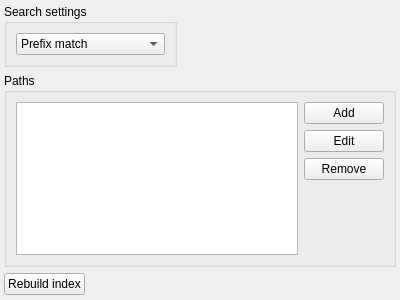
Above: src/services/appindex/appindexwidget.ui from albertlauncher/albert before the change. Below: the same form after it.
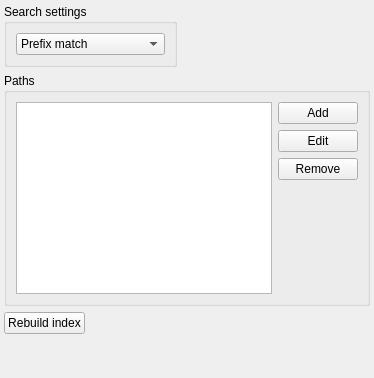
That is the form after the change.

What changed in the file:
```diff
--- a/src/services/appindex/appindexwidget.ui
+++ b/src/services/appindex/appindexwidget.ui
@@ -2,14 +2,6 @@
 <ui version="4.0">
  <class>AppIndexWidget</class>
  <widget class="QWidget" name="AppIndexWidget">
-  <property name="geometry">
-   <rect>
-    <x>0</x>
-    <y>0</y>
-    <width>400</width>
-    <height>300</height>
-   </rect>
-  </property>
   <layout class="QVBoxLayout" name="verticalLayout">
    <property name="leftMargin">
     <number>4</number>
@@ -73,9 +65,7 @@
      <property name="title">
       <string>Paths</string>
      </property>
-     <layout class="QVBoxLayout" name="verticalLayout_3">
-      <item>
-       <layout class="QHBoxLayout" name="horizontalLayout">
+     <layout class="QHBoxLayout" name="horizontalLayout_4">
         <item>
          <widget class="QListWidget" name="listWidget_paths"/>
         </item>
@@ -114,8 +104,6 @@
              </size>
             </property>
            </spacer>
-          </item>
-         </layout>
         </item>
        </layout>
       </item>
```
Lines whose indentation alone changed are shown as unchanged.
